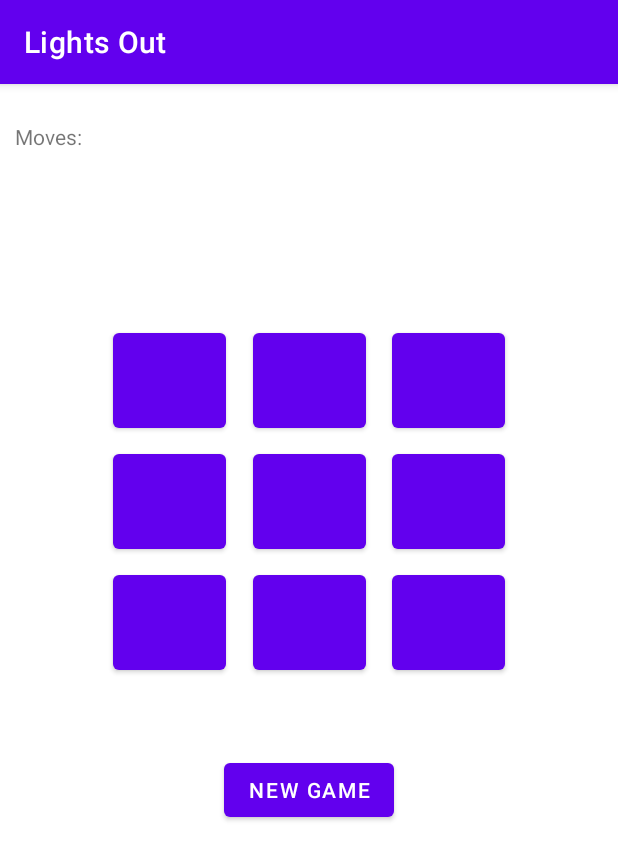
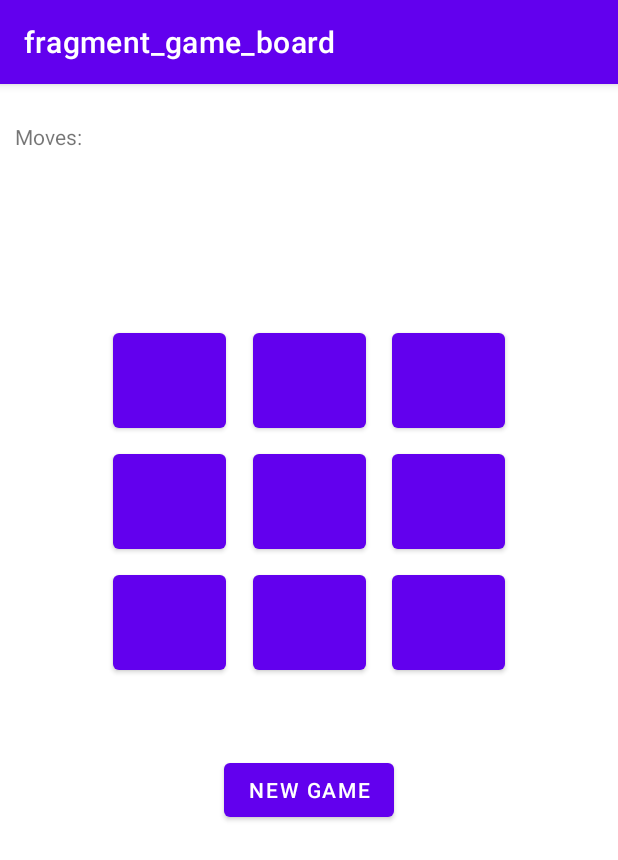
Before and after one commit to ip5038/moible-app-hw6, an Android app: the screen it shows after launch (MainActivity), after a tap on an icon or button, on a phone screen of 412 x 824 dp. Shown: the top 860 px of the screen. Run offline under Robolectric (Android 15) with nearby library versions, the phone set to English and light mode, and no system bars; our stand-ins replace navigation-ui; 1 other tap on this screen came first.

Commit message:
added back button to navigation

```diff
--- a/app/build.gradle
+++ b/app/build.gradle
@@ -44,4 +44,5 @@ dependencies {
     def nav_version = "2.5.2"
     implementation "androidx.navigation:navigation-fragment:$nav_version"
     implementation "androidx.navigation:navigation-ui:$nav_version"
+    implementation 'com.google.android.material:material:1.6.1'
 }
--- a/app/src/main/java/com/mobileapp/hw06/GameBoardFragment.java
+++ b/app/src/main/java/com/mobileapp/hw06/GameBoardFragment.java
@@ -3,6 +3,7 @@ package com.mobileapp.hw06;
 import android.os.Bundle;
 
 import androidx.fragment.app.Fragment;
+import androidx.navigation.Navigation;
 
 import android.view.LayoutInflater;
 import android.view.View;
@@ -27,6 +28,13 @@ public class GameBoardFragment extends Fragment implements View.OnClickListener
         newGameButton = binding.newGameButton;
         setUpGameBoard();
 
+        binding.newGameButton.setOnClickListener(new View.OnClickListener() {
+            @Override
+            public void onClick(View view) {
+                Navigation.findNavController(view).navigate(R.id.action_gameBoardFragment_to_colorSetting);
+            }
+        });
+
         return view;
     }
 
@@ -37,7 +45,7 @@ public class GameBoardFragment extends Fragment implements View.OnClickListener
         int btnIdLength = btnId.length();
         int row = btnId.charAt(btnIdLength - 2) - 48;
         int col = btnId.charAt(btnIdLength - 1) - 48;
-
+        System.out.println("Row: " + row + ", Col: " + col);
     }
 
     private void setUpGameBoard()
--- a/app/src/main/java/com/mobileapp/hw06/MainActivity.java
+++ b/app/src/main/java/com/mobileapp/hw06/MainActivity.java
@@ -1,8 +1,14 @@
 package com.mobileapp.hw06;
 
 import androidx.appcompat.app.AppCompatActivity;
+import androidx.navigation.NavController;
+import androidx.navigation.fragment.NavHostFragment;
+import androidx.navigation.ui.AppBarConfiguration;
+import androidx.navigation.ui.NavigationUI;
 
 import android.os.Bundle;
+
+import com.google.android.material.appbar.MaterialToolbar;
 
 public class MainActivity extends AppCompatActivity {
 
@@ -10,5 +16,16 @@ public class MainActivity extends AppCompatActivity {
     protected void onCreate(Bundle savedInstanceState) {
         super.onCreate(savedInstanceState);
         setContentView(R.layout.activity_main);
+        NavHostFragment navHostFragment = (NavHostFragment)
+                getSupportFragmentManager().findFragmentById(R.id.nav_host_fragment);
+        NavController navController = navHostFragment.getNavController();
+
+        MaterialToolbar toolbar = findViewById(R.id.toolbar);
+        setSupportActionBar(toolbar);
+
+        AppBarConfiguration.Builder builder = new
+                AppBarConfiguration.Builder(navController.getGraph());
+        AppBarConfiguration appBarConfiguration = builder.build();
+        NavigationUI.setupWithNavController(toolbar, navController, appBarConfiguration);
     }
 }
--- a/app/src/main/res/layout/activity_main.xml
+++ b/app/src/main/res/layout/activity_main.xml
@@ -1,4 +1,16 @@
 <?xml version="1.0" encoding="utf-8"?>
+<LinearLayout xmlns:android="http://schemas.android.com/apk/res/android"
+    android:layout_width="match_parent"
+    android:layout_height="match_parent"
+    android:orientation="vertical"
+    android:gravity="center">
+
+    <com.google.android.material.appbar.MaterialToolbar
+        android:id="@+id/toolbar"
+        style="@style/Widget.MaterialComponents.Toolbar.Primary"
+        android:layout_width="match_parent"
+        android:layout_height="wrap_content" />
+
     <androidx.fragment.app.FragmentContainerView xmlns:android="http://schemas.android.com/apk/res/android"
         android:id="@+id/nav_host_fragment"
         android:name="androidx.navigation.fragment.NavHostFragment"
@@ -9,6 +21,6 @@
         app:navGraph="@navigation/nav_graph"
         app:defaultNavHost = "true"
         tools:context=".MainActivity">
+    </androidx.fragment.app.FragmentContainerView>
 
-
-</androidx.fragment.app.FragmentContainerView>
+</LinearLayout>
--- a/app/src/main/res/navigation/nav_graph.xml
+++ b/app/src/main/res/navigation/nav_graph.xml
@@ -9,5 +9,14 @@
         android:id="@+id/gameBoardFragment"
         android:name="com.mobileapp.hw06.GameBoardFragment"
         android:label="fragment_game_board"
-        tools:layout="@layout/fragment_game_board" />
+        tools:layout="@layout/fragment_game_board" >
+        <action
+            android:id="@+id/action_gameBoardFragment_to_colorSetting"
+            app:destination="@id/colorSetting" />
+    </fragment>
+    <fragment
+        android:id="@+id/colorSetting"
+        android:name="com.mobileapp.hw06.ColorSetting"
+        android:label="fragment_color_setting"
+        tools:layout="@layout/fragment_color_setting" />
 </navigation>
--- a/app/src/main/res/values-night/themes.xml
+++ b/app/src/main/res/values-night/themes.xml
@@ -1,6 +1,6 @@
 <resources xmlns:tools="http://schemas.android.com/tools">
     <!-- Base application theme. -->
-    <style name="Theme.HW06" parent="Theme.MaterialComponents.DayNight.DarkActionBar">
+    <style name="Theme.HW06" parent="Theme.MaterialComponents.DayNight.NoActionBar">
         <!-- Primary brand color. -->
         <item name="colorPrimary">@color/purple_200</item>
         <item name="colorPrimaryVariant">@color/purple_700</item>
--- a/app/src/main/res/values/themes.xml
+++ b/app/src/main/res/values/themes.xml
@@ -1,6 +1,6 @@
 <resources xmlns:tools="http://schemas.android.com/tools">
     <!-- Base application theme. -->
-    <style name="Theme.HW06" parent="Theme.MaterialComponents.DayNight.DarkActionBar">
+    <style name="Theme.HW06" parent="Theme.MaterialComponents.DayNight.NoActionBar">
         <!-- Primary brand color. -->
         <item name="colorPrimary">@color/purple_500</item>
         <item name="colorPrimaryVariant">@color/purple_700</item>
```
Also changed, not shown: app/src/main/java/com/mobileapp/hw06/ColorSetting.java (added, +18 -0 lines), app/src/main/res/layout/fragment_color_setting.xml (added, +14 -0 lines). Lines whose indentation alone changed are shown as unchanged.
